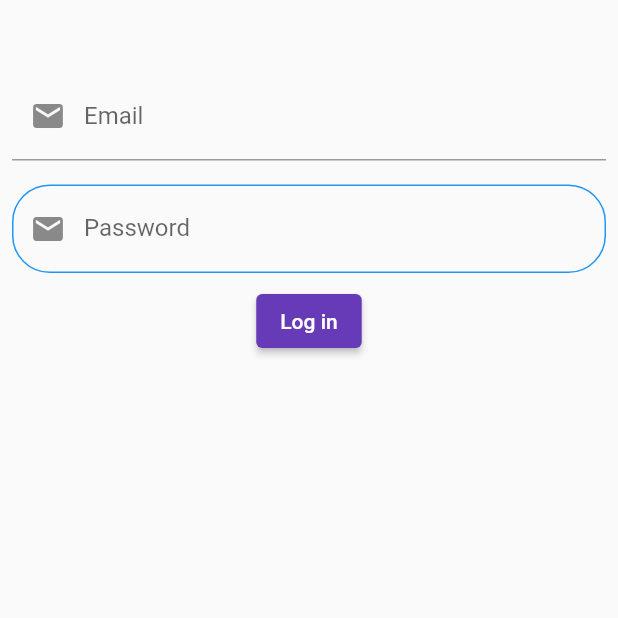
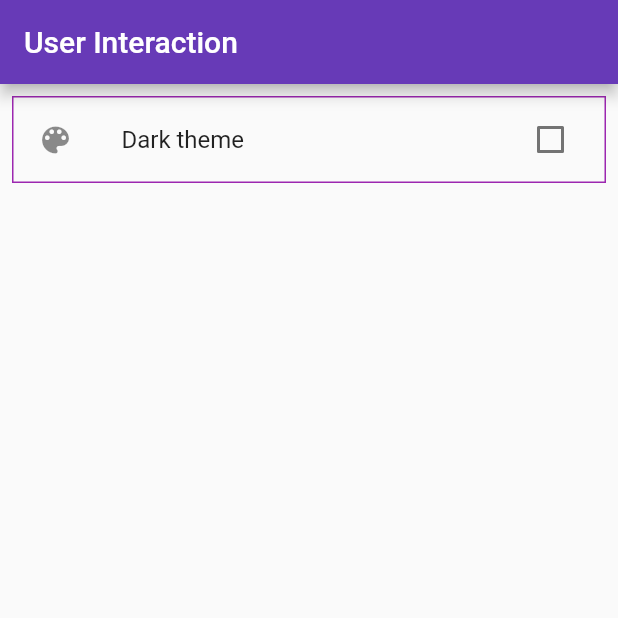
Before and after one commit to AliAltiyev/horoscope_guide, a Flutter app: the screen it shows after launch, on a phone screen of 412 x 824 dp, the top half of it. Run offline on Flutter 3.47's test engine with Material 2 defaults, Android fonts, the phone set to English and light mode, and no system bars; our stand-ins replace palette_generator.

Commit message:
CheckBoxListTile using with state

```diff
--- /dev/null
+++ b/lib/checkbox_list_tile.dart
@@ -0,0 +1,46 @@
+import 'package:flutter/material.dart';
+
+class CheckBoxListTileExample extends StatefulWidget {
+  const CheckBoxListTileExample({Key? key}) : super(key: key);
+
+  @override
+  State<CheckBoxListTileExample> createState() =>
+      _CheckBoxListTileExampleState();
+}
+
+class _CheckBoxListTileExampleState extends State<CheckBoxListTileExample> {
+  bool checkBoxState = false;
+
+  @override
+  Widget build(BuildContext context) {
+    return Scaffold(
+      appBar: AppBar(
+        title: const Text("User Interaction"),
+      ),
+      body: Padding(
+        padding: const EdgeInsets.all(8.0),
+        child: Column(
+          children: [
+            Container(
+              decoration: BoxDecoration(
+                  border: Border.all(
+                color: Colors.purple,
+              )),
+              child: CheckboxListTile(
+                  selectedTileColor: Colors.purple,
+                  secondary: Icon(Icons.color_lens_rounded),
+                  title: Text("Dark theme"),
+                  activeColor: Colors.purple,
+                  value: checkBoxState,
+                  onChanged: (value) {
+                    setState(() {
+                      checkBoxState = value ?? false;
+                    });
+                  }),
+            ),
+          ],
+        ),
+      ),
+    );
+  }
+}
--- a/lib/route/generate_route.dart
+++ b/lib/route/generate_route.dart
@@ -1,4 +1,5 @@
 import 'package:flutter/material.dart';
+import 'package:horoscope_guide/checkbox_list_tile.dart';
 import 'package:horoscope_guide/heroscope_details.dart';
 import 'package:horoscope_guide/heroscope_list.dart';
 import 'package:horoscope_guide/model/heroscope_model.dart';
@@ -9,7 +10,7 @@ import 'package:horoscope_guide/widgest/text_form.dart';
   static Route<dynamic>? generateRoute(RouteSettings settings) {
     switch (settings.name) {
       case "/":
-        return MaterialPageRoute(builder: (context) => TextFormExample());
+        return MaterialPageRoute(builder: (context) => CheckBoxListTileExample());
       case "/heroScopeDetails":
         final args = settings.arguments as HeroScopeModel;
         return MaterialPageRoute(
```
